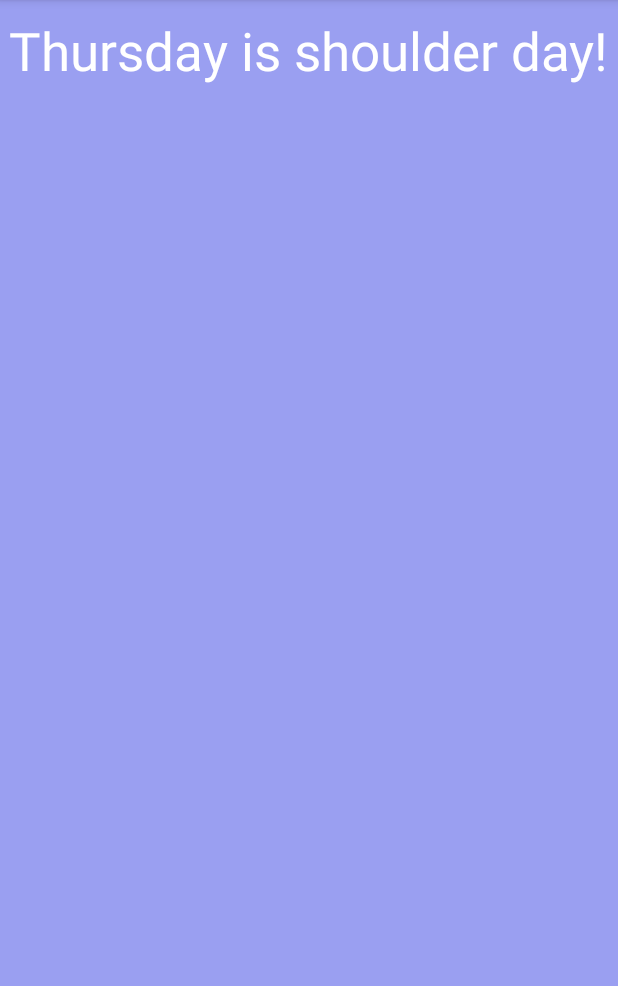
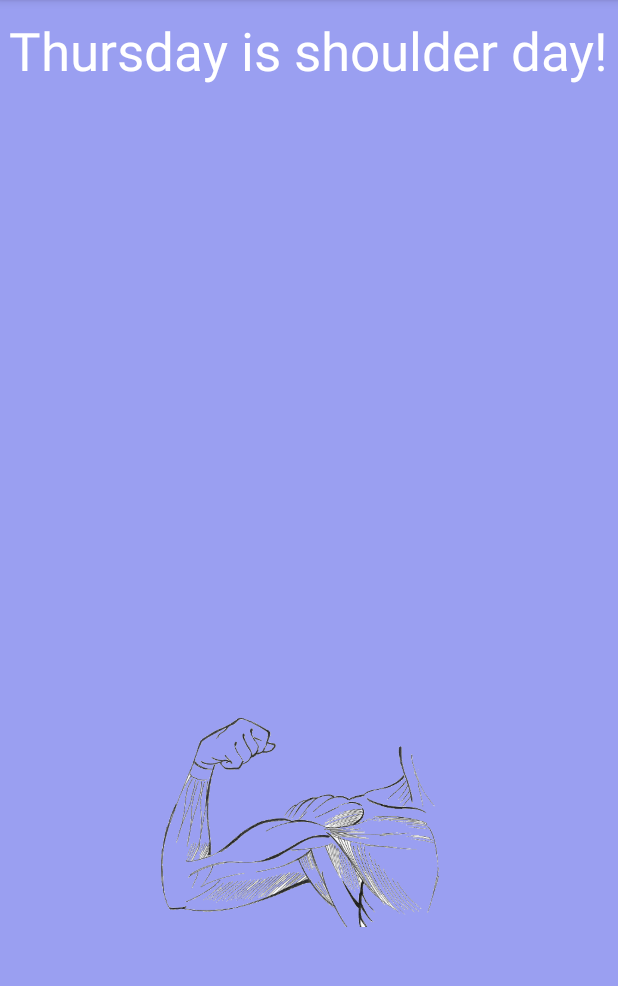
Before and after one commit to KolePeoples/WeeklyWorkoutsFinal, an Android app: the ThursdayWorkout screen opened directly, with no data from a screen before it, on a phone screen of 412 x 824 dp, the part 84-1070 px from its top. Run offline under Robolectric (Android 15) with nearby library versions, the phone set to English and light mode, and no system bars; our stand-ins replace Firebase (no records; nobody signed in at launch, a user with empty details on screens opened directly).

Commit message:
Add shoulder images

```diff
--- a/WeeklyWorkouts App/app/src/main/res/layout/activity_thursday_workout.xml
+++ b/WeeklyWorkouts App/app/src/main/res/layout/activity_thursday_workout.xml
@@ -34,4 +34,14 @@
         app:layout_constraintStart_toStartOf="parent"
         app:layout_constraintTop_toTopOf="parent" />
 
+    <ImageView
+        android:id="@+id/imageView5"
+        android:layout_width="255dp"
+        android:layout_height="244dp"
+        android:layout_marginBottom="100dp"
+        app:layout_constraintBottom_toBottomOf="parent"
+        app:layout_constraintEnd_toEndOf="parent"
+        app:layout_constraintStart_toStartOf="parent"
+        app:srcCompat="@drawable/shoulder_day_image" />
+
 </androidx.constraintlayout.widget.ConstraintLayout>
```
